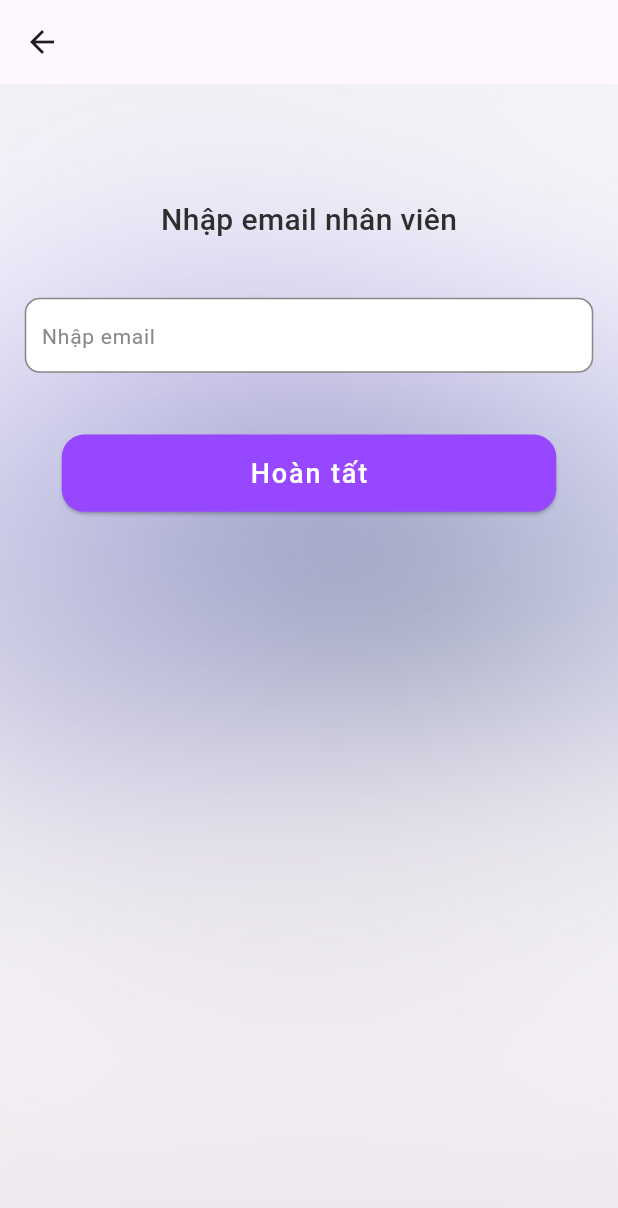
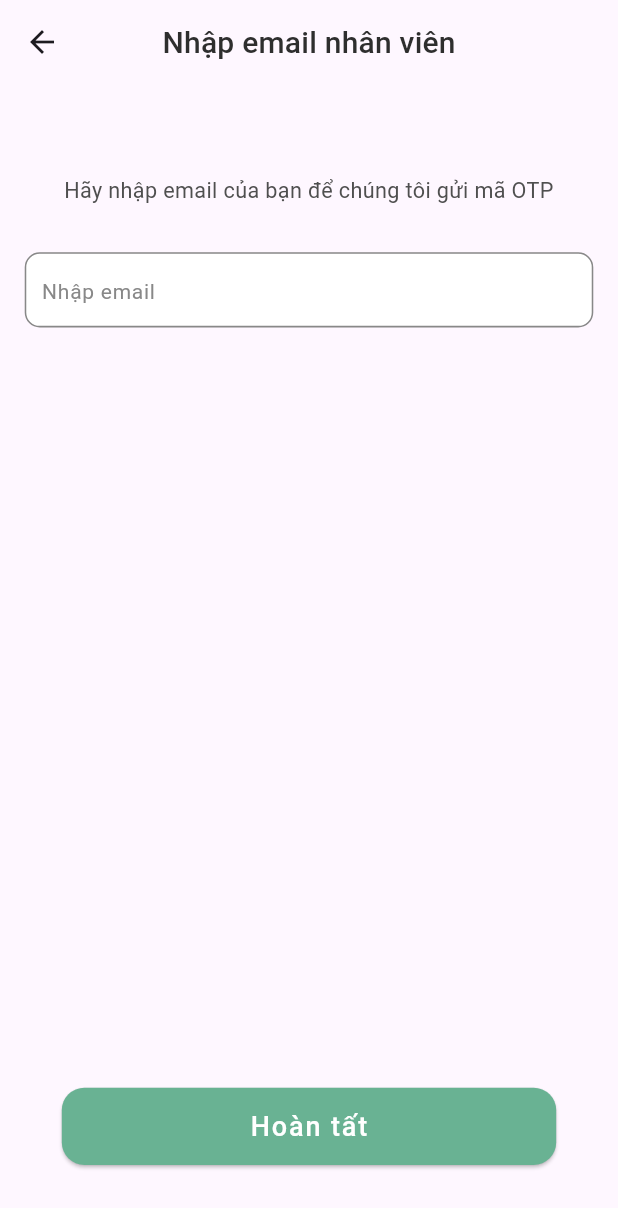
Before and after one commit to Bouncybear2409/ChamCong, a Flutter app: the screen it shows after launch, after a tap on "Quên mật khẩu", on a phone screen of 412 x 824 dp. Shown: the top 1208 px of the screen. Run offline on Flutter 3.47's test engine with Material 3 defaults, Android fonts, the phone set to English and light mode, and no system bars; our stand-ins replace analog_clock, flutter_screenutil.

Commit message:
done color

```diff
--- a/chamcong/lib/email_check.dart
+++ b/chamcong/lib/forgot_password/email_check.dart
@@ -1,6 +1,5 @@
 import 'package:chamcong/app_images.dart';
-import 'package:chamcong/new_password.dart';
-import 'package:chamcong/verify.dart';
+import 'package:chamcong/forgot_password/verify/verify.dart';
 import 'package:flutter/material.dart';
 import 'package:flutter_screenutil/flutter_screenutil.dart';
 
@@ -10,25 +9,9 @@ class EmailCheck extends StatelessWidget {
   @override
   Widget build(BuildContext context) {
     return Scaffold(
-      appBar: AppBar(),
-      body: Center(
-        child: Container(
-          decoration: const BoxDecoration(
-            image: DecorationImage(
-              image: AssetImage(
-                AppImages.imgBG,
-              ),
-              fit: BoxFit.cover,
-            ),
-          ),
-          child: Padding(
-            padding: EdgeInsets.all(16.0.sp),
-            child: Column(
-              children: [
-                SizedBox(
-                  height: 60.sp,
-                ),
-                const Text(
+      appBar: AppBar(
+        centerTitle: true,
+        title: Text(
           'Nhập email nhân viên',
           style: TextStyle(
             color: Color(0xFF2E2E2E),
@@ -38,8 +21,30 @@ class EmailCheck extends StatelessWidget {
             height: 0,
           ),
         ),
+      ),
+      body: Padding(
+        padding: EdgeInsets.all(16.0.sp),
+        child: Column(
+          mainAxisAlignment: MainAxisAlignment.spaceBetween,
+          children: [
+            Column(
+              children: [
                 SizedBox(
-                  height: 40.sp,
+                  height: 57.sp,
+                ),
+                Text(
+                  'Hãy nhập email của bạn để chúng tôi gửi mã OTP',
+                  textAlign: TextAlign.center,
+                  style: TextStyle(
+                    color: Color(0xFF4F4F4F),
+                    fontSize: 14.sp,
+                    fontFamily: 'Roboto',
+                    fontWeight: FontWeight.w400,
+                    height: 0.13,
+                  ),
+                ),
+                SizedBox(
+                  height: 34.sp,
                 ),
                 Container(
                   decoration: ShapeDecoration(
@@ -77,12 +82,16 @@ class EmailCheck extends StatelessWidget {
                   ),
                 ),
                 SizedBox(height: 40.sp),
-                SizedBox(
+              ],
+            ),
+            Padding(
+              padding: EdgeInsets.only(bottom: 30.sp),
+              child: SizedBox(
                 width: 320.sp,
                 height: 50.sp,
                 child: ElevatedButton(
                   style: ElevatedButton.styleFrom(
-                      backgroundColor: const Color(0xFF9747FF),
+                    backgroundColor: const Color(0xFF69B293),
                     shape: RoundedRectangleBorder(
                         borderRadius: BorderRadius.circular(15)),
                   ),
@@ -106,9 +115,8 @@ class EmailCheck extends StatelessWidget {
                   ),
                 ),
               ),
+            ),
           ],
-            ),
-          ),
         ),
       ),
     );
--- a/chamcong/lib/verify.dart
+++ b/chamcong/lib/forgot_password/verify/verify.dart
@@ -1,7 +1,7 @@
 import 'package:chamcong/app_images.dart';
-import 'package:chamcong/email_check.dart';
-import 'package:chamcong/new_password.dart';
-import 'package:chamcong/otp.dart';
+import 'package:chamcong/forgot_password/email_check.dart';
+import 'package:chamcong/new_pass/new_password.dart';
+import 'package:chamcong/forgot_password/verify/otp.dart';
 import 'package:flutter/material.dart';
 import 'package:flutter_screenutil/flutter_screenutil.dart';
 
--- a/chamcong/lib/login/login_body.dart
+++ b/chamcong/lib/login/login_body.dart
@@ -1,7 +1,6 @@
 import 'package:chamcong/app_images.dart';
-import 'package:chamcong/email_check.dart';
-import 'package:chamcong/home/bottom_bar.dart';
-import 'package:chamcong/verify.dart';
+import 'package:chamcong/forgot_password/email_check.dart';
+import 'package:chamcong/bottom_bar.dart';
 import 'package:flutter/material.dart';
 import 'package:flutter_screenutil/flutter_screenutil.dart';
 
@@ -91,27 +90,18 @@ class _LoginBodyState extends State<LoginBody> {
 
   @override
   Widget build(BuildContext context) {
-    return Container(
-      decoration: const BoxDecoration(
-        image: DecorationImage(
-          image: AssetImage(
-            AppImages.imgBG,
-          ),
-          fit: BoxFit.cover,
-        ),
-      ),
-      child: Padding(
+    return Padding(
       padding: EdgeInsets.all(16.0.sp),
       child: Column(
         children: [
           SizedBox(
             height: 60.sp,
           ),
-            const Text(
+          Text(
             'Đăng nhập',
             style: TextStyle(
               color: Color(0xFF2E2E2E),
-                fontSize: 20,
+              fontSize: 20.sp,
               fontFamily: 'Roboto',
               fontWeight: FontWeight.w500,
               height: 0,
@@ -124,7 +114,7 @@ class _LoginBodyState extends State<LoginBody> {
             decoration: ShapeDecoration(
               color: Colors.white,
               shape: RoundedRectangleBorder(
-                  side: BorderSide(width: 1.sp, color: const Color(0xFF888888)),
+                side: BorderSide(width: 0.5.sp, color: const Color(0xFF888888)),
                 borderRadius: BorderRadius.circular(10),
               ),
             ),
@@ -138,18 +128,21 @@ class _LoginBodyState extends State<LoginBody> {
                       contentPadding: EdgeInsets.symmetric(horizontal: 10.sp),
                       border: notificatitonText.isEmpty
                           ? InputBorder.none
-                            : const UnderlineInputBorder(
+                          : OutlineInputBorder(
+                              borderRadius: BorderRadius.circular(8.sp),
                               borderSide: BorderSide(color: Colors.red),
                             ),
                       hintText: 'Tài khoản',
                       enabledBorder: notificatitonText.isEmpty
                           ? InputBorder.none
-                            : const UnderlineInputBorder(
+                          : OutlineInputBorder(
+                              borderRadius: BorderRadius.circular(8.sp),
                               borderSide: BorderSide(color: Colors.red),
                             ),
                       focusedBorder: notificatitonText.isEmpty
                           ? InputBorder.none
-                            : const UnderlineInputBorder(
+                          : OutlineInputBorder(
+                              borderRadius: BorderRadius.circular(8.sp),
                               borderSide: BorderSide(color: Colors.red),
                             ),
                     ),
@@ -163,8 +156,8 @@ class _LoginBodyState extends State<LoginBody> {
             decoration: ShapeDecoration(
               color: Colors.white,
               shape: RoundedRectangleBorder(
-                  side: BorderSide(width: 1.sp, color: const Color(0xFF888888)),
-                  borderRadius: BorderRadius.circular(10),
+                side: BorderSide(width: 0.5.sp, color: const Color(0xFF888888)),
+                borderRadius: BorderRadius.circular(10.sp),
               ),
             ),
             child: Row(
@@ -178,18 +171,21 @@ class _LoginBodyState extends State<LoginBody> {
                       contentPadding: EdgeInsets.symmetric(horizontal: 10.sp),
                       border: notificatitonText.isEmpty
                           ? InputBorder.none
-                            : const UnderlineInputBorder(
+                          : OutlineInputBorder(
+                              borderRadius: BorderRadius.circular(8.sp),
                               borderSide: BorderSide(color: Colors.red),
                             ),
                       hintText: 'Mật khẩu',
                       enabledBorder: notificatitonText.isEmpty
                           ? InputBorder.none
-                            : const UnderlineInputBorder(
+                          : OutlineInputBorder(
+                              borderRadius: BorderRadius.circular(8.sp),
                               borderSide: BorderSide(color: Colors.red),
                             ),
                       focusedBorder: notificatitonText.isEmpty
                           ? InputBorder.none
-                            : const UnderlineInputBorder(
+                          : OutlineInputBorder(
+                              borderRadius: BorderRadius.circular(8.sp),
                               borderSide: BorderSide(color: Colors.red),
                             ),
                     ),
@@ -208,11 +204,11 @@ class _LoginBodyState extends State<LoginBody> {
             children: [
               TextButton(
                 onPressed: handleForgotPasswordTap,
-                  child: const Text(
+                child: Text(
                   'Quên mật khẩu',
                   style: TextStyle(
-                      color: Color(0xFF9747FF),
-                      fontSize: 14,
+                    color: Color(0xFF497F4E),
+                    fontSize: 14.sp,
                     fontFamily: 'Roboto',
                     fontWeight: FontWeight.w500,
                     height: 0,
@@ -227,28 +223,27 @@ class _LoginBodyState extends State<LoginBody> {
             height: 50.sp,
             child: ElevatedButton(
               style: ElevatedButton.styleFrom(
-                  backgroundColor: const Color(0xFF9747FF),
+                backgroundColor: const Color(0xFF497F4E),
                 shape: RoundedRectangleBorder(
                     borderRadius: BorderRadius.circular(15)),
               ),
               onPressed: () {
                 validateLogin();
               },
-                child: const Text(
+              child: Text(
                 'Đăng nhập',
                 style: TextStyle(
                   color: Colors.white,
-                    fontSize: 18,
+                  fontSize: 18.sp,
                   fontFamily: 'Roboto',
                   fontWeight: FontWeight.w500,
-                    height: 0,
+                  height: 0.sp,
                 ),
               ),
             ),
           ),
         ],
       ),
-      ),
     );
   }
 }
--- a/chamcong/lib/login/login_page.dart
+++ b/chamcong/lib/login/login_page.dart
@@ -8,6 +8,7 @@ class LoginPage extends StatelessWidget {
   @override
   Widget build(BuildContext context) {
     return Scaffold(
+      resizeToAvoidBottomInset: false,
       body: GestureDetector(
         onTap: () => FocusScope.of(context).unfocus(),
         child: const LoginBody(),
--- a/chamcong/lib/main.dart
+++ b/chamcong/lib/main.dart
@@ -1,5 +1,5 @@
 import 'package:chamcong/login/login_page.dart';
-import 'package:chamcong/email_check.dart';
+import 'package:chamcong/forgot_password/email_check.dart';
 
 import 'package:flutter/material.dart';
 import 'package:flutter_screenutil/flutter_screenutil.dart';
```
Also changed, not shown: chamcong/lib/bottom_bar.dart (renamed from chamcong/lib/home/bottom_bar.dart), chamcong/lib/forgot_password/verify/otp.dart (renamed from chamcong/lib/otp.dart), chamcong/lib/new_pass/new_password.dart (renamed from chamcong/lib/new_password.dart). Lines whose indentation alone changed are shown as unchanged.
